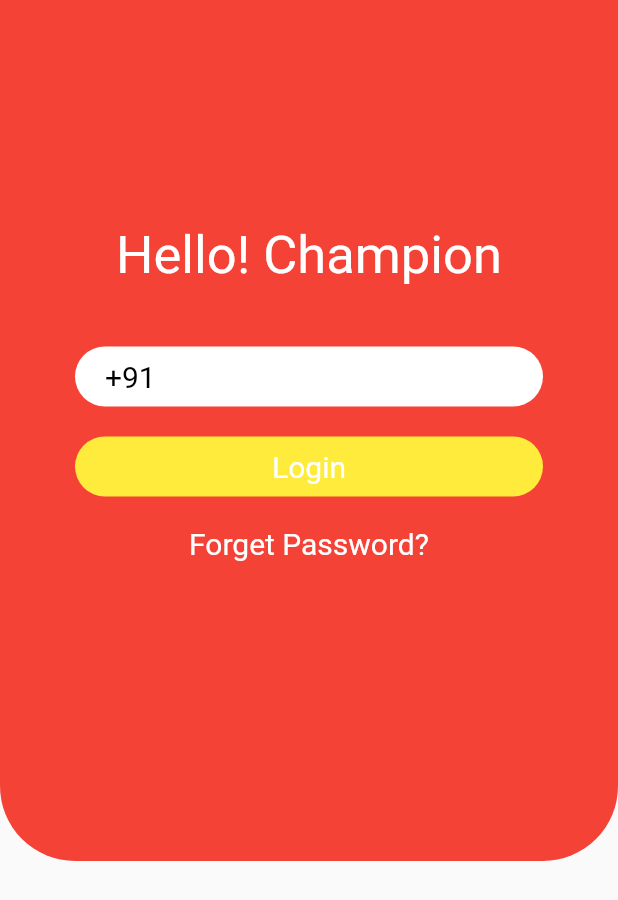
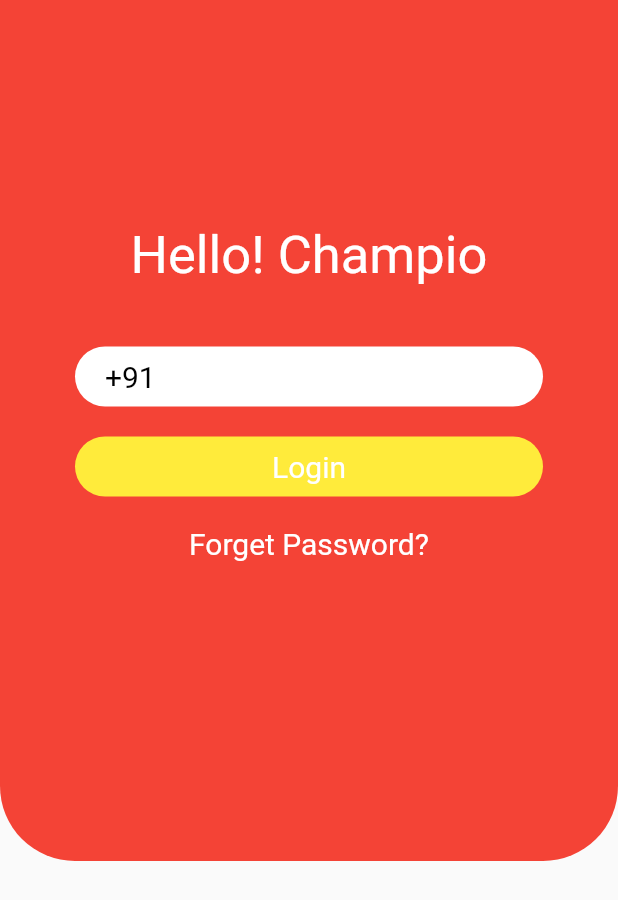
Before and after one commit to namanagarwal1470/internpractice2, a Flutter app: the screen it shows after launch, on a phone screen of 412 x 824 dp. Shown: the top 900 px of the screen. Run offline on Flutter 3.47's test engine with Material 2 defaults, Android fonts, the phone set to English and light mode, and no system bars; our stand-ins replace firebase_auth, firebase_core; accounts and stored records are empty.

Commit message:
initial2

```diff
--- a/lib/loginscreen.dart
+++ b/lib/loginscreen.dart
@@ -19,7 +19,6 @@ class _homepageState extends State<homepage> {
   final otpnumber = TextEditingController();
   final currentstate = Mobileverificationstate.show_mobile_form_state;
 
-
   getmobileform(context) {
     return Container(
       height: double.infinity,
@@ -35,7 +34,7 @@ class _homepageState extends State<homepage> {
               margin: EdgeInsets.all(20),
               child: Center(
                 child: Text(
-                  "Hello! Champion",
+                  "Hello! Champio",
                   style: TextStyle(color: Colors.white, fontSize: 35),
                 ),
               )),
```
